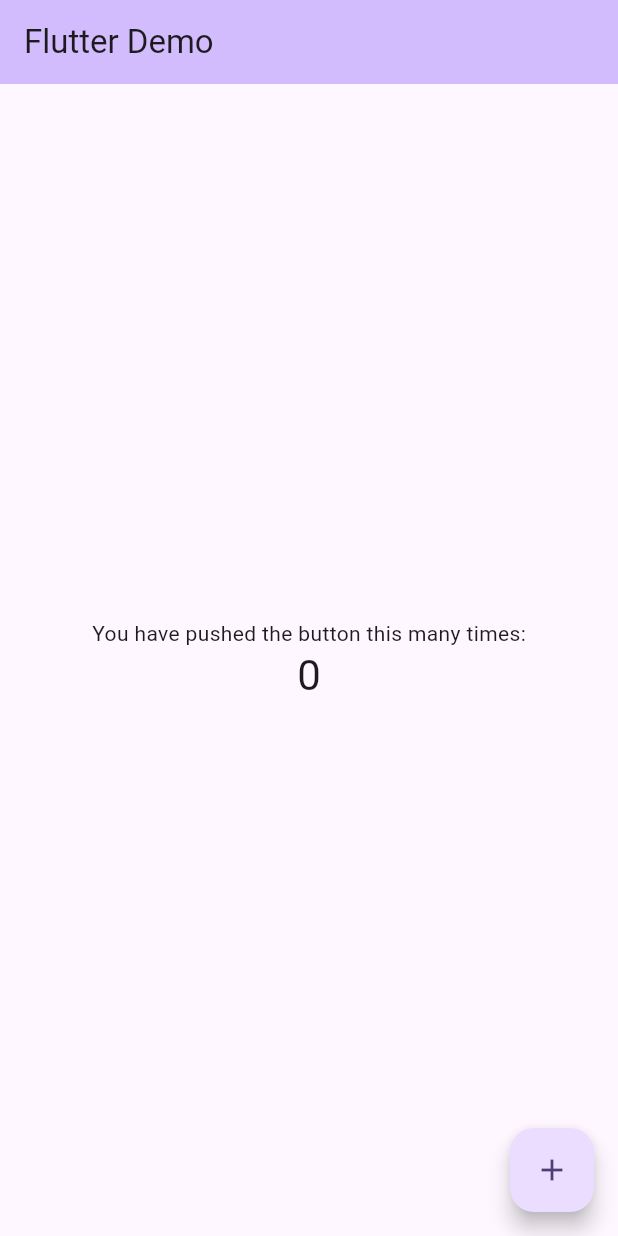
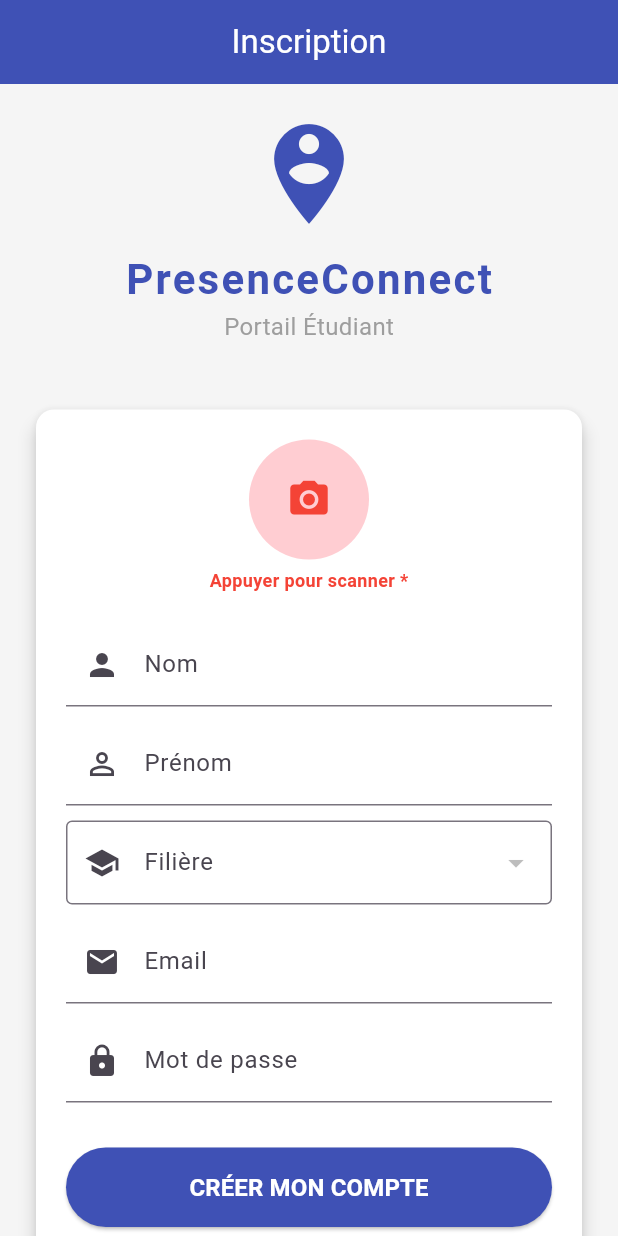
Before and after one commit to COCOUVI/detection_faciale, a Flutter app: the screen it shows after launch, on a phone screen of 412 x 824 dp. Run offline on Flutter 3.47's test engine with Material 3 defaults, Android fonts, the phone set to English and light mode, and no system bars; our stand-ins replace cloud_firestore, firebase_auth, firebase_core, image_picker; accounts and stored records are empty.

Commit message:
Ajout du register de la presence by xandrothedev

```diff
--- /dev/null
+++ b/lib/features/register/register_screen.dart
@@ -0,0 +1,57 @@
+import 'package:flutter/material.dart';
+import 'widgets/register_form.dart'; // On appelle le formulaire
+
+class RegisterScreen extends StatelessWidget {
+  const RegisterScreen({super.key});
+
+  @override
+  Widget build(BuildContext context) {
+    return Scaffold(
+      backgroundColor: Colors.grey[100], // Fond légèrement grisé
+      appBar: AppBar(
+        title: const Text("Inscription"),
+        centerTitle: true,
+        backgroundColor: Colors.indigo,
+        foregroundColor: Colors.white,
+      ),
+      body: const Center(
+        child: SingleChildScrollView(
+          padding: EdgeInsets.all(20.0),
+          child: Column(
+            mainAxisAlignment: MainAxisAlignment.center,
+            children: [
+              // --- LOGO ET NOM DE L'APP ---
+              Icon(Icons.person_pin_circle, size: 80, color: Colors.indigo),
+              SizedBox(height: 10),
+              Text(
+                "PresenceConnect",
+                style: TextStyle(
+                  fontSize: 28,
+                  fontWeight: FontWeight.bold,
+                  color: Colors.indigo,
+                  letterSpacing: 1.5,
+                ),
+              ),
+              Text(
+                "Portail Étudiant",
+                style: TextStyle(fontSize: 16, color: Colors.grey),
+              ),
+              SizedBox(height: 40),
+
+              // --- APPEL DU FORMULAIRE ---
+              // C'est ici qu'on injecte la logique complexe
+              Card(
+                elevation: 5,
+                color: Colors.white,
+                child: Padding(
+                  padding: EdgeInsets.all(20.0),
+                  child: RegisterForm(),
+                ),
+              ),
+            ],
+          ),
+        ),
+      ),
+    );
+  }
+}
--- /dev/null
+++ b/lib/features/register/widgets/register_form.dart
@@ -0,0 +1,214 @@
+import 'dart:io';
+import 'package:flutter/material.dart';
+import 'package:cloud_firestore/cloud_firestore.dart';
+import 'package:firebase_auth/firebase_auth.dart';
+import 'package:image_picker/image_picker.dart';
+
+class RegisterForm extends StatefulWidget {
+  const RegisterForm({super.key});
+
+  @override
+  State<RegisterForm> createState() => _RegisterFormState();
+}
+
+class _RegisterFormState extends State<RegisterForm> {
+  final _formKey = GlobalKey<FormState>();
+
+  // Contrôleurs Texte
+  final _nomController = TextEditingController();
+  final _prenomController = TextEditingController();
+  final _emailController = TextEditingController();
+  final _passwordController = TextEditingController();
+
+  // Variables d'état
+  String? _selectedFiliereId; // Pour stocker l'ID de la filière choisie
+  File? _photoPrise;
+  bool _isLoading = false;
+
+  // Fonction Caméra
+  Future<void> _prendrePhoto() async {
+    final picker = ImagePicker();
+    final pickedFile = await picker.pickImage(
+      source: ImageSource.camera,
+      preferredCameraDevice: CameraDevice.front, // Selfie
+      imageQuality: 50, // On réduit un peu la qualité pour alléger
+    );
+
+    if (pickedFile != null) {
+      setState(() => _photoPrise = File(pickedFile.path));
+    }
+  }
+
+  // Fonction Inscription
+  Future<void> _submit() async {
+    if (!_formKey.currentState!.validate()) return;
+
+    // Validation manuelle du Scan
+    if (_photoPrise == null) {
+      ScaffoldMessenger.of(context).showSnackBar(
+        const SnackBar(
+          content: Text('⚠️ Le scan du visage est OBLIGATOIRE.'),
+          backgroundColor: Colors.red,
+        ),
+      );
+      return;
+    }
+
+    setState(() => _isLoading = true);
+
+    try {
+      // 1. Création Auth (Email/Pass)
+      UserCredential userCred = await FirebaseAuth.instance.createUserWithEmailAndPassword(
+        email: _emailController.text.trim(),
+        password: _passwordController.text.trim(),
+      );
+
+      String uid = userCred.user!.uid;
+
+      // 2. Création Firestore (Données)
+      await FirebaseFirestore.instance.collection('users').doc(uid).set({
+        'id': uid,
+        'nom': _nomController.text.trim().toUpperCase(),
+        'prenom': _prenomController.text.trim(),
+        'email': _emailController.text.trim(),
+        'role': 'etudiant',
+        'filiere_id': _selectedFiliereId, // L'ID sélectionné dans la liste
+        'photo_url': "", // TODO: Upload Storage plus tard
+        'embedding': [], // TODO: IA
+        'created_at': FieldValue.serverTimestamp(),
+      });
+
+      if (mounted) {
+        ScaffoldMessenger.of(context).showSnackBar(
+          const SnackBar(content: Text('✅ Bienvenue sur PresenceConnect !')),
+        );
+        // Vider le formulaire
+        _formKey.currentState!.reset();
+        setState(() {
+          _photoPrise = null;
+          _selectedFiliereId = null;
+        });
+      }
+
+    } on FirebaseAuthException catch (e) {
+      ScaffoldMessenger.of(context).showSnackBar(SnackBar(content: Text(e.message ?? "Erreur")));
+    } finally {
+      if (mounted) setState(() => _isLoading = false);
+    }
+  }
+
+  @override
+  Widget build(BuildContext context) {
+    return Form(
+      key: _formKey,
+      child: Column(
+        children: [
+          // --- SCAN VISAGE ---
+          GestureDetector(
+            onTap: _prendrePhoto,
+            child: Column(
+              children: [
+                CircleAvatar(
+                  radius: 40,
+                  backgroundColor: _photoPrise == null ? Colors.red[100] : Colors.green[100],
+                  backgroundImage: _photoPrise != null ? FileImage(_photoPrise!) : null,
+                  child: _photoPrise == null
+                      ? const Icon(Icons.camera_alt, size: 30, color: Colors.red)
+                      : null,
+                ),
+                const SizedBox(height: 5),
+                Text(
+                  _photoPrise == null ? "Appuyer pour scanner *" : "Visage scanné !",
+                  style: TextStyle(
+                    color: _photoPrise == null ? Colors.red : Colors.green,
+                    fontSize: 12,
+                    fontWeight: FontWeight.bold
+                  ),
+                ),
+              ],
+            ),
+          ),
+          const SizedBox(height: 20),
+
+          // --- CHAMPS ---
+          TextFormField(
+            controller: _nomController,
+            decoration: const InputDecoration(labelText: 'Nom', prefixIcon: Icon(Icons.person)),
+            validator: (v) => v!.isEmpty ? 'Requis' : null,
+          ),
+          const SizedBox(height: 10),
+
+          TextFormField(
+            controller: _prenomController,
+            decoration: const InputDecoration(labelText: 'Prénom', prefixIcon: Icon(Icons.person_outline)),
+            validator: (v) => v!.isEmpty ? 'Requis' : null,
+          ),
+          const SizedBox(height: 10),
+
+          // --- LISTE DÉROULANTE (FILIÈRES DEPUIS FIREBASE) ---
+          StreamBuilder<QuerySnapshot>(
+            stream: FirebaseFirestore.instance.collection('fillieres').snapshots(),
+            builder: (context, snapshot) {
+              if (!snapshot.hasData) {
+                return const Center(child: LinearProgressIndicator());
+              }
+
+              // On transforme les documents Firebase en liste d'items pour le menu
+              List<DropdownMenuItem<String>> filiereItems = snapshot.data!.docs.map((doc) {
+                return DropdownMenuItem(
+                  value: doc.id, // Ce qu'on stocke (l'ID)
+                  child: Text(doc['nom']), // Ce qu'on affiche (le Nom)
+                );
+              }).toList();
+
+              return DropdownButtonFormField<String>(
+                decoration: const InputDecoration(
+                  labelText: 'Filière',
+                  prefixIcon: Icon(Icons.school),
+                  border: OutlineInputBorder()
+                ),
+                value: _selectedFiliereId,
+                items: filiereItems,
+                onChanged: (value) => setState(() => _selectedFiliereId = value),
+                validator: (v) => v == null ? 'Veuillez choisir une filière' : null,
+              );
+            },
+          ),
+          const SizedBox(height: 10),
+
+          TextFormField(
+            controller: _emailController,
+            keyboardType: TextInputType.emailAddress,
+            decoration: const InputDecoration(labelText: 'Email', prefixIcon: Icon(Icons.email)),
+            validator: (v) => v!.contains('@') ? null : 'Email invalide',
+          ),
+          const SizedBox(height: 10),
+
+          TextFormField(
+            controller: _passwordController,
+            obscureText: true,
+            decoration: const InputDecoration(labelText: 'Mot de passe', prefixIcon: Icon(Icons.lock)),
+            validator: (v) => v!.length < 6 ? '6 caractères min.' : null,
+          ),
+          const SizedBox(height: 30),
+
+          // --- BOUTON ---
+          SizedBox(
+            width: double.infinity,
+            child: ElevatedButton(
+              onPressed: _isLoading ? null : _submit,
+              style: ElevatedButton.styleFrom(
+                backgroundColor: Colors.indigo,
+                foregroundColor: Colors.white,
+                padding: const EdgeInsets.symmetric(vertical: 15),
+              ),
+              child: _isLoading
+                ? const SizedBox(height: 20, width: 20, child: CircularProgressIndicator(color: Colors.white, strokeWidth: 2))
+                : const Text("CRÉER MON COMPTE", style: TextStyle(fontSize: 16, fontWeight: FontWeight.bold)),
+            ),
+          ),
+        ],
+      ),
+    );
+  }
+}
--- a/lib/main.dart
+++ b/lib/main.dart
@@ -1,122 +1,27 @@
 import 'package:flutter/material.dart';
+import 'package:firebase_core/firebase_core.dart';
+import 'firebase_options.dart';
+import 'features/register/register_screen.dart'; // On importe notre feature
 
-void main() {
-  runApp(const MyApp());
+void main() async {
+  WidgetsFlutterBinding.ensureInitialized();
+  await Firebase.initializeApp(options: DefaultFirebaseOptions.currentPlatform);
+  runApp(const PresenceConnectApp());
 }
 
-class MyApp extends StatelessWidget {
-  const MyApp({super.key});
+class PresenceConnectApp extends StatelessWidget {
+  const PresenceConnectApp({super.key});
 
-  // This widget is the root of your application.
   @override
   Widget build(BuildContext context) {
     return MaterialApp(
-      title: 'Flutter Demo',
+      debugShowCheckedModeBanner: false,
+      title: 'PresenceConnect',
       theme: ThemeData(
-        // This is the theme of your application.
-        //
-        // TRY THIS: Try running your application with "flutter run". You'll see
-        // the application has a purple toolbar. Then, without quitting the app,
-        // try changing the seedColor in the colorScheme below to Colors.green
-        // and then invoke "hot reload" (save your changes or press the "hot
-        // reload" button in a Flutter-supported IDE, or press "r" if you used
-        // the command line to start the app).
-        //
-        // Notice that the counter didn't reset back to zero; the application
-        // state is not lost during the reload. To reset the state, use hot
-        // restart instead.
-        //
-        // This works for code too, not just values: Most code changes can be
-        // tested with just a hot reload.
-        colorScheme: ColorScheme.fromSeed(seedColor: Colors.deepPurple),
+        primarySwatch: Colors.indigo, // Une couleur un peu "Pro"
+        useMaterial3: true,
       ),
-      home: const MyHomePage(title: 'Flutter Demo'),
+      home: const RegisterScreen(),
     );
   }
 }
-
-class MyHomePage extends StatefulWidget {
-  const MyHomePage({super.key, required this.title});
-
-  // This widget is the home page of your application. It is stateful, meaning
-  // that it has a State object (defined below) that contains fields that affect
-  // how it looks.
-
-  // This class is the configuration for the state. It holds the values (in this
-  // case the title) provided by the parent (in this case the App widget) and
-  // used by the build method of the State. Fields in a Widget subclass are
-  // always marked "final".
-
-  final String title;
-
-  @override
-  State<MyHomePage> createState() => _MyHomePageState();
-}
-
-class _MyHomePageState extends State<MyHomePage> {
-  int _counter = 0;
-
-  void _incrementCounter() {
-    setState(() {
-      // This call to setState tells the Flutter framework that something has
-      // changed in this State, which causes it to rerun the build method below
-      // so that the display can reflect the updated values. If we changed
-      // _counter without calling setState(), then the build method would not be
-      // called again, and so nothing would appear to happen.
-      _counter++;
-    });
-  }
-
-  @override
-  Widget build(BuildContext context) {
-    // This method is rerun every time setState is called, for instance as done
-    // by the _incrementCounter method above.
-    //
-    // The Flutter framework has been optimized to make rerunning build methods
-    // fast, so that you can just rebuild anything that needs updating rather
-    // than having to individually change instances of widgets.
-    return Scaffold(
-      appBar: AppBar(
-        // TRY THIS: Try changing the color here to a specific color (to
-        // Colors.amber, perhaps?) and trigger a hot reload to see the AppBar
-        // change color while the other colors stay the same.
-        backgroundColor: Theme.of(context).colorScheme.inversePrimary,
-        // Here we take the value from the MyHomePage object that was created by
-        // the App.build method, and use it to set our appbar title.
-        title: Text(widget.title),
-      ),
-      body: Center(
-        // Center is a layout widget. It takes a single child and positions it
-        // in the middle of the parent.
-        child: Column(
-          // Column is also a layout widget. It takes a list of children and
-          // arranges them vertically. By default, it sizes itself to fit its
-          // children horizontally, and tries to be as tall as its parent.
-          //
-          // Column has various properties to control how it sizes itself and
-          // how it positions its children. Here we use mainAxisAlignment to
-          // center the children vertically; the main axis here is the vertical
-          // axis because Columns are vertical (the cross axis would be
-          // horizontal).
-          //
-          // TRY THIS: Invoke "debug painting" (choose the "Toggle Debug Paint"
-          // action in the IDE, or press "p" in the console), to see the
-          // wireframe for each widget.
-          mainAxisAlignment: MainAxisAlignment.center,
-          children: <Widget>[
-            const Text('You have pushed the button this many times:'),
-            Text(
-              '$_counter',
-              style: Theme.of(context).textTheme.headlineMedium,
-            ),
-          ],
-        ),
-      ),
-      floatingActionButton: FloatingActionButton(
-        onPressed: _incrementCounter,
-        tooltip: 'Increment',
-        child: const Icon(Icons.add),
-      ), // This trailing comma makes auto-formatting nicer for build methods.
-    );
-  }
-}
--- a/pubspec.yaml
+++ b/pubspec.yaml
@@ -34,6 +34,10 @@ dependencies:
   # The following adds the Cupertino Icons font to your application.
   # Use with the CupertinoIcons class for iOS style icons.
   cupertino_icons: ^1.0.8
+  firebase_core: ^4.2.1
+  cloud_firestore: ^6.1.0
+  firebase_auth: ^6.1.2
+  image_picker: ^1.2.1
 
 dev_dependencies:
   flutter_test:
```
Also changed, not shown: firebase.json (added), lib/firebase_options.dart (added), pubspec.lock, 8 other files.
